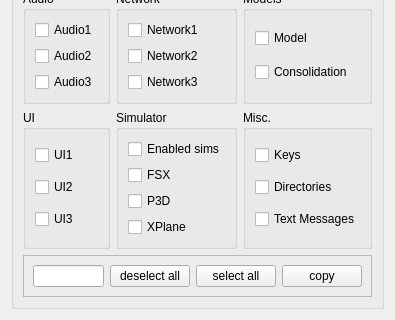
swift-project/pilotclient, file src/gui/components/copysettingsandcachescomponent.ui: the form before one commit; both pictures show x 0 to 395 and y 221 to 541 of the 395 by 541 pixel window.
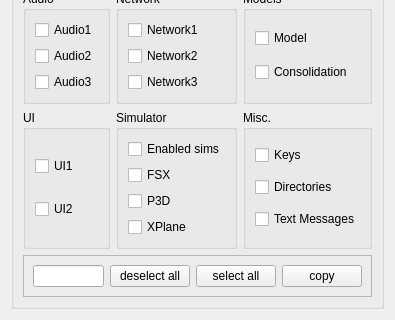
The form after the commit. Custom widgets are drawn as their Qt base class.

Commit message:
refactor(ui): Remove update times from settings
This settings is not documented and likely not used by any user.

What changed in the file:
```diff
--- a/src/gui/components/copysettingsandcachescomponent.ui
+++ b/src/gui/components/copysettingsandcachescomponent.ui
@@ -300,13 +300,6 @@
               </property>
              </widget>
             </item>
-            <item>
-             <widget class="QCheckBox" name="cb_SettingsViewUpdate">
-              <property name="text">
-               <string>UI3</string>
-              </property>
-             </widget>
-            </item>
            </layout>
           </widget>
          </item>
```
The commit also changes 18 other files.
